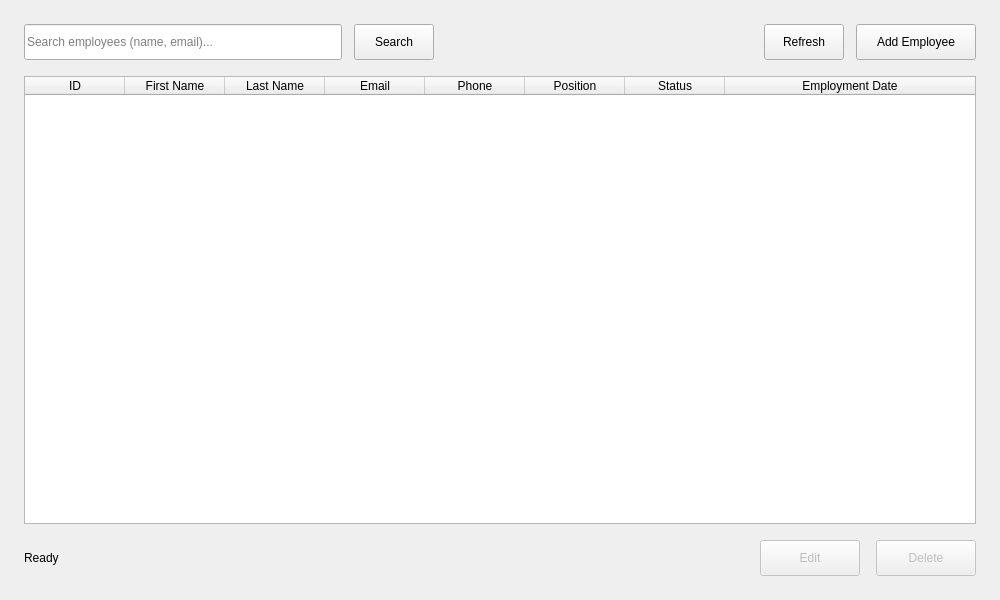
Qt form app/ui/layout/employees_tab.ui (jankrawczykk/CampusHub) before a commit.
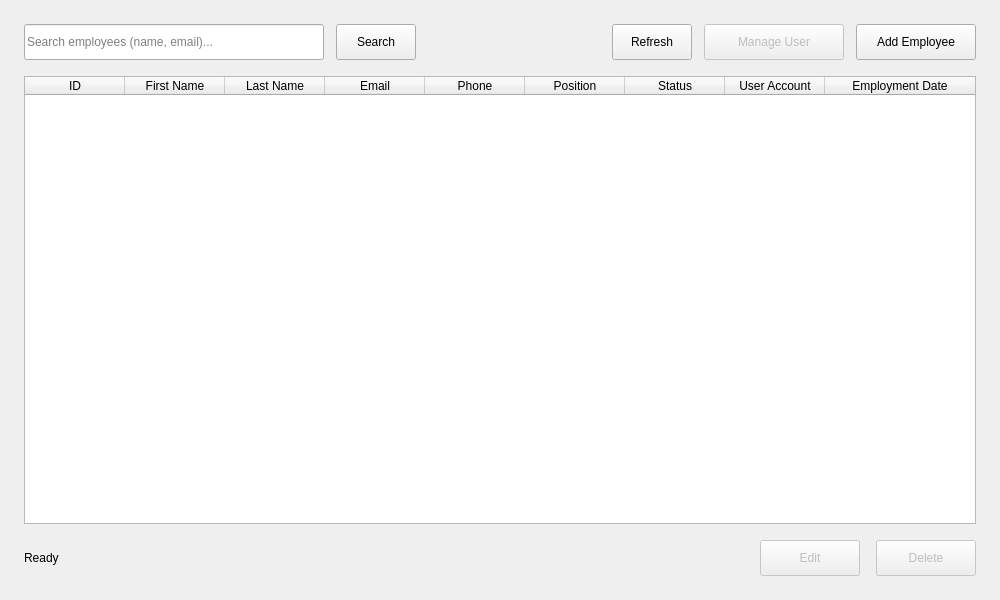
The same form after that commit.

Commit message: Managing users

```diff
--- a/app/ui/layout/employees_tab.ui
+++ b/app/ui/layout/employees_tab.ui
@@ -89,6 +89,22 @@
        </property>
       </widget>
      </item>
+     <item>
+      <widget class="QPushButton" name="manageUserButton">
+       <property name="enabled">
+        <bool>false</bool>
+       </property>
+       <property name="minimumSize">
+        <size>
+         <width>140</width>
+         <height>36</height>
+        </size>
+       </property>
+       <property name="text">
+        <string>Manage User</string>
+       </property>
+      </widget>
+     </item>
      <item>
       <widget class="QPushButton" name="addButton">
        <property name="minimumSize">
@@ -159,6 +175,11 @@
        <string>Status</string>
       </property>
      </column>
+     <column>
+      <property name="text">
+       <string>User Account</string>
+      </property>
+     </column>
      <column>
       <property name="text">
        <string>Employment Date</string>
```
The commit also changes 5 other files.
